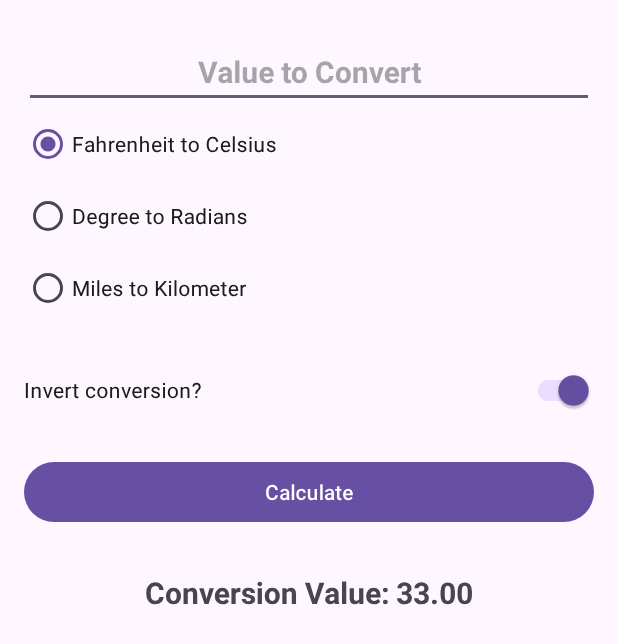
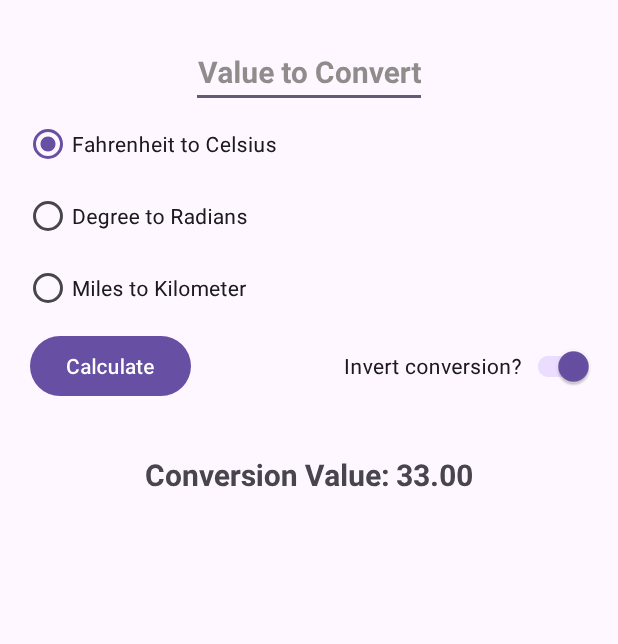
Before and after one commit to NathanOrawi/UnitConverter, an Android app: the layout activity_main.xml on its own in the app's theme, with its tools: preview values and no code run, on a phone screen of 412 x 824 dp. Shown: the top 644 px of the screen. Run offline under Robolectric (Android 15) with nearby library versions, the phone set to English and light mode, and no system bars.

Commit message:
fix accessibility warnings

```diff
--- a/app/src/main/res/layout/activity_main.xml
+++ b/app/src/main/res/layout/activity_main.xml
@@ -14,18 +14,21 @@
 
     <EditText
         android:id="@+id/value_to_convert"
-        android:layout_width="match_parent"
+        android:layout_width="wrap_content"
         android:layout_height="wrap_content"
         android:layout_marginTop="8dp"
         android:autofillHints=""
         android:hint="@string/value_to_convert"
         android:inputType="numberDecimal"
         android:textAlignment="center"
+        android:textColor="#918C8C"
+        android:textColorHint="@color/white"
         android:textSize="20sp"
         android:textStyle="bold"
         app:layout_constraintEnd_toEndOf="parent"
         app:layout_constraintStart_toStartOf="parent"
-        app:layout_constraintTop_toTopOf="parent" />
+        app:layout_constraintTop_toTopOf="parent"
+        tools:text="Value to Convert" />
 
     <RadioGroup
         android:id="@+id/conversion_options"
@@ -57,26 +60,26 @@
 
     <androidx.appcompat.widget.SwitchCompat
         android:id="@+id/round_up_switch"
-        android:layout_width="match_parent"
+        android:layout_width="wrap_content"
         android:layout_height="wrap_content"
-        android:layout_marginTop="20dp"
+        android:layout_marginTop="4dp"
         android:checked="true"
         android:text="@string/invert_conversion"
         app:layout_constraintEnd_toEndOf="parent"
-        app:layout_constraintHorizontal_bias="0.0"
+        app:layout_constraintHorizontal_bias="1.0"
         app:layout_constraintStart_toStartOf="@id/conversion_options"
         app:layout_constraintTop_toBottomOf="@id/conversion_options" />
 
     <Button
         android:id="@+id/calculate_button"
-        android:layout_width="match_parent"
+        android:layout_width="wrap_content"
         android:layout_height="wrap_content"
-        android:layout_marginTop="20dp"
         android:text="@string/calculate"
-        app:layout_constraintEnd_toEndOf="parent"
+        android:layout_margin="4dp"
+        app:layout_constraintEnd_toStartOf="@+id/round_up_switch"
         app:layout_constraintHorizontal_bias="0.0"
         app:layout_constraintStart_toStartOf="parent"
-        app:layout_constraintTop_toBottomOf="@id/round_up_switch" />
+        app:layout_constraintTop_toBottomOf="@+id/conversion_options" />
 
     <TextView
         android:id="@+id/conversion_value"
```
